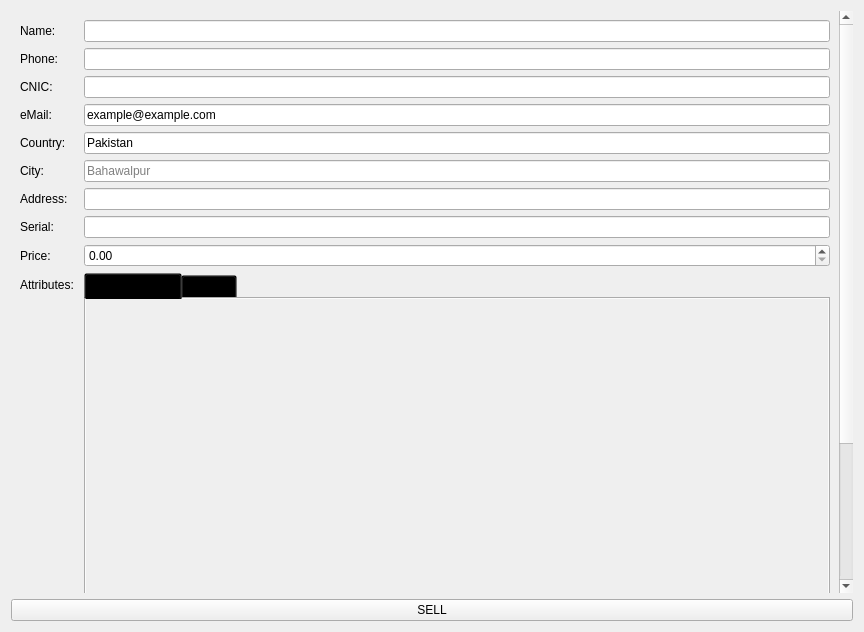
The window that widgets/StoreTab/deal/sell.ui (abdulroufsidhu/bms) describes before a commit, drawn with Qt 5.
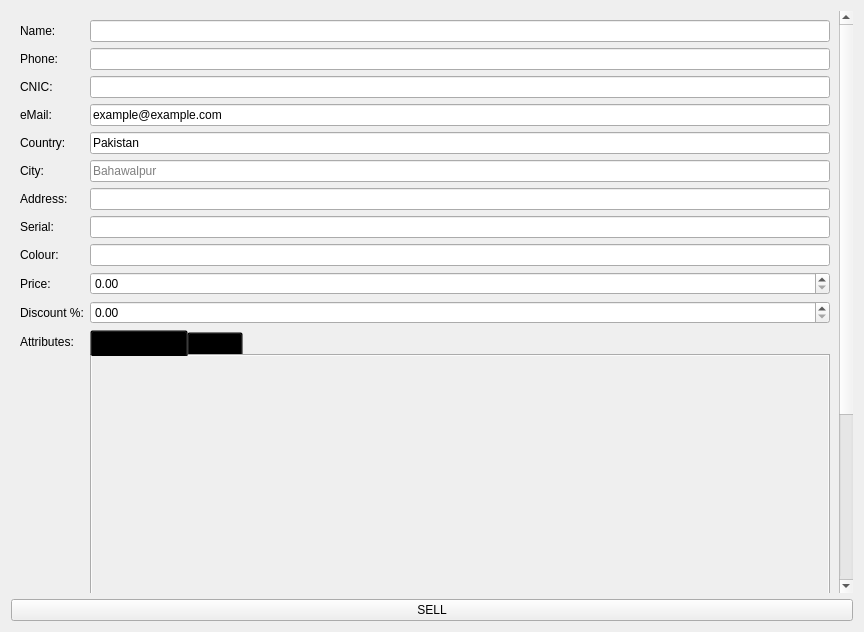
The same window after the commit. The open tabs and pages were chosen to show the change. Icons and pictures are not drawn.

```diff
--- a/widgets/StoreTab/deal/sell.ui
+++ b/widgets/StoreTab/deal/sell.ui
@@ -38,9 +38,9 @@
       <property name="geometry">
        <rect>
         <x>0</x>
-        <y>-237</y>
+        <y>0</y>
         <width>832</width>
-        <height>818</height>
+        <height>885</height>
        </rect>
       </property>
       <layout class="QGridLayout" name="gridLayout_2">
@@ -144,24 +144,41 @@
            </property>
           </widget>
          </item>
-         <item row="8" column="0">
-          <widget class="QLabel" name="label_9">
-           <property name="text">
-            <string>Price: </string>
-           </property>
-          </widget>
-         </item>
          <item row="7" column="1">
           <widget class="QLineEdit" name="le_serial"/>
          </item>
+         <item row="8" column="0">
+          <widget class="QLabel" name="label_11">
+           <property name="text">
+            <string>Colour: </string>
+           </property>
+          </widget>
+         </item>
+         <item row="8" column="1">
+          <widget class="QLineEdit" name="le_colour"/>
+         </item>
          <item row="9" column="0">
+          <widget class="QLabel" name="label_9">
+           <property name="text">
+            <string>Price: </string>
+           </property>
+          </widget>
+         </item>
+         <item row="9" column="1">
+          <widget class="QDoubleSpinBox" name="sb_price">
+           <property name="maximum">
+            <double>99999999.000000000000000</double>
+           </property>
+          </widget>
+         </item>
+         <item row="11" column="0">
           <widget class="QLabel" name="label_10">
            <property name="text">
             <string>Attributes: </string>
            </property>
           </widget>
          </item>
-         <item row="9" column="1">
+         <item row="11" column="1">
           <widget class="QTabWidget" name="tab_widget_attributes">
            <property name="minimumSize">
             <size>
@@ -282,7 +299,7 @@
                  <rect>
                   <x>0</x>
                   <y>0</y>
-                  <width>728</width>
+                  <width>721</width>
                   <height>423</height>
                  </rect>
                 </property>
@@ -328,8 +345,15 @@
            </widget>
           </widget>
          </item>
-         <item row="8" column="1">
-          <widget class="QDoubleSpinBox" name="sb_price"/>
+         <item row="10" column="0">
+          <widget class="QLabel" name="label_12">
+           <property name="text">
+            <string>Discount %:</string>
+           </property>
+          </widget>
+         </item>
+         <item row="10" column="1">
+          <widget class="QDoubleSpinBox" name="sb_discount"/>
          </item>
         </layout>
        </item>
```
Left out of the diff: 77 changed lines with no effect on the pictures.
